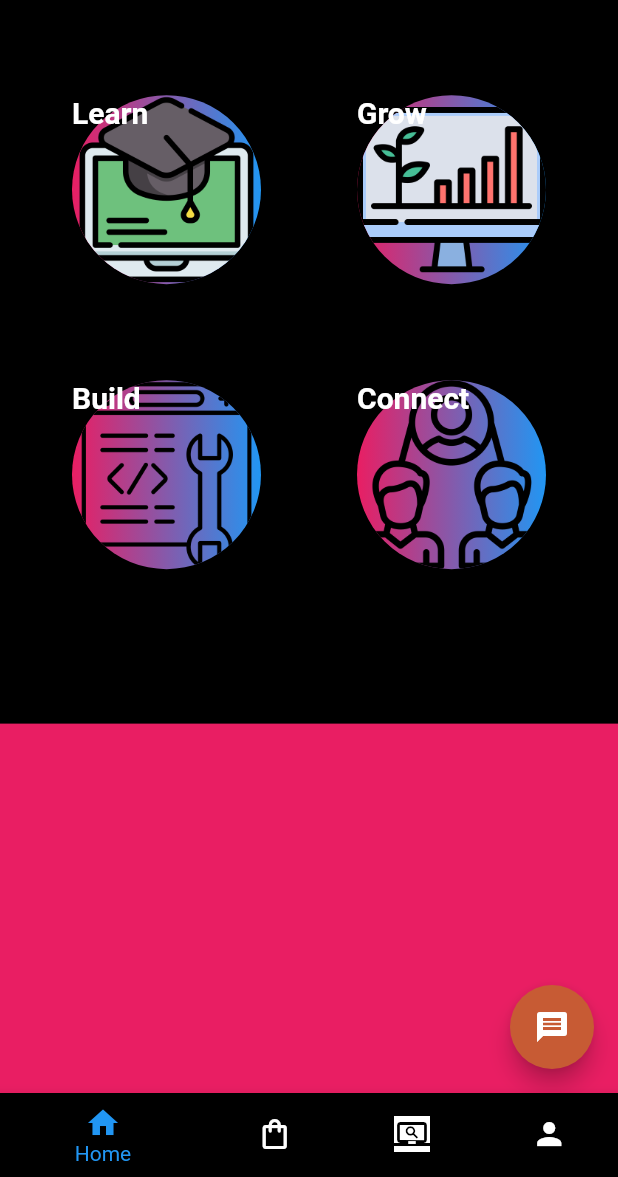
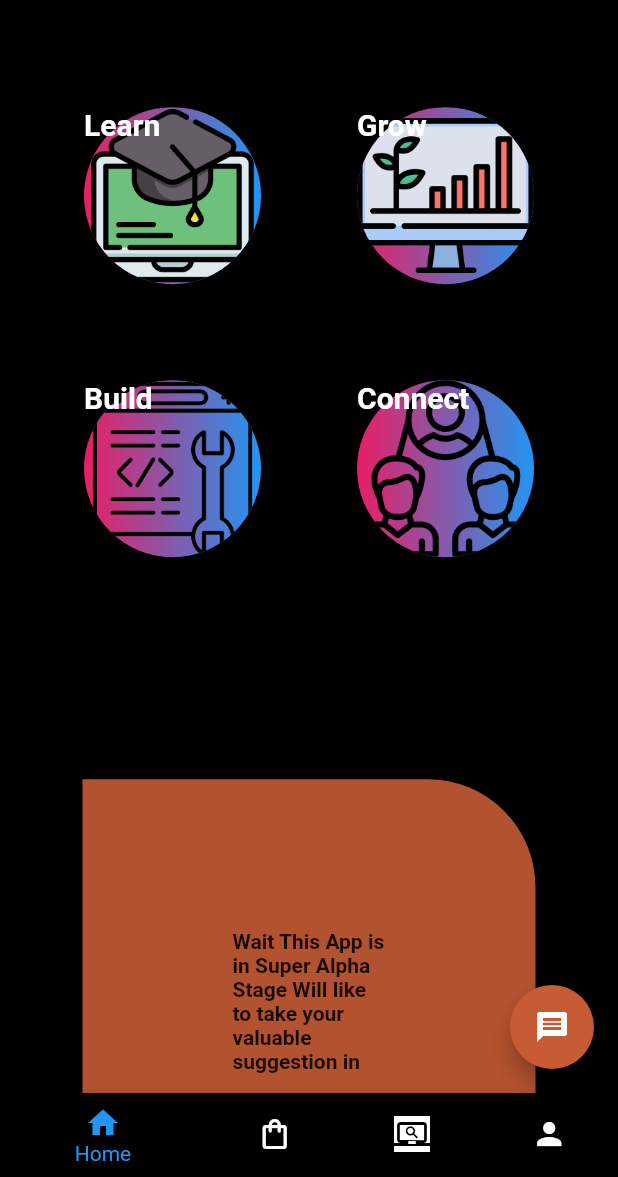
Before and after one commit to taurusaman/cc_app, a Flutter app: the navscreen screen opened by its route, scrolled down 576 dp, on a phone screen of 412 x 824 dp, the part 59-1236 px from its top. Run offline on Flutter 3.47's test engine with Material 2 defaults, Android fonts, the phone set to English and light mode, and no system bars; our stand-ins replace carousel_slider, cloud_firestore, firebase_auth, firebase_core, get; accounts and stored records are empty; network calls fail.

Commit message:
new changes ui

```diff
--- a/lib/main.dart
+++ b/lib/main.dart
@@ -1,4 +1,6 @@
-import 'package:cc_app/services/firebase_options.dart';
+import 'package:firebase_core/firebase_core.dart';
+import 'firebase_options.dart';
+
 import 'package:cc_app/screen/navscreens/navigationbarscreen.dart';
 import 'package:cc_app/screen/otherscreens/forgetpassword.dart';
 import 'package:cc_app/screen/navscreens/homescreen.dart';
@@ -6,27 +8,28 @@ import 'package:cc_app/screen/otherscreens/landingpage.dart';
 import 'package:cc_app/screen/otherscreens/loginscreen.dart';
 import 'package:cc_app/screen/otherscreens/regissterscreen.dart';
 import 'package:cc_app/screen/otherscreens/splashscreen.dart';
-import 'package:firebase_core/firebase_core.dart';
+
 import 'package:flutter/material.dart';
 
-void main()  {
+
+void main() async {
   //for firebase binding to main function of our flutter app
-  /*WidgetsFlutterBinding.ensureInitialized();
+  WidgetsFlutterBinding.ensureInitialized();
   await Firebase.initializeApp(
     options: DefaultFirebaseOptions.currentPlatform,
-  );*/
+  );
   runApp(MaterialApp(
     debugShowCheckedModeBanner: false,
     title: 'CCApp',
-    initialRoute: '/navscreen',
+    initialRoute: '/home',
     routes: {
       '/home': (context) => homescreen(),
-      /*'/login': (context) => MyLoginscreen(),*/
+      '/login': (context) => MyLoginscreen(),
       '/splash': (context) => SplashScreen(),
-      /*'/signup': (context) => SignUpScreen(),*/
+      '/signup': (context) => SignUpScreen(),
       '/forgetpassword': (context) => ForgetPasswordScreen(),
       '/landing': (context) => landingpage(),
-      /*'/register': (context) => SignUpScreen(),*/
+      '/register': (context) => SignUpScreen(),
       '/navscreen': (context) => navscreen(),
     },
   ));
--- a/lib/screen/navscreens/homescreen.dart
+++ b/lib/screen/navscreens/homescreen.dart
@@ -32,7 +32,7 @@ class _homescreenstate extends State<homescreen> {
                   padding: EdgeInsets.all(32.0),
                   child: Text(
                     '"Welcome to Coding Club Mobile Application"  In the coding world, time flies so fast that even Usain Bolt would be jealous.                             See Today is $time',
-                    style: TextStyle(fontSize: 17),
+                    style: TextStyle(fontSize: 15),
                   ),
                 ),
               ),
@@ -42,14 +42,49 @@ class _homescreenstate extends State<homescreen> {
           SizedBox(
             height: 20,
           ),
-          container3(),
-          SizedBox(height: 35,),
-          Container(
-            height: 500,
-            color: Colors.pink,
-          )
+          Padding(
+            padding: const EdgeInsets.all(8.0),
+            child: container3(),
+          ),
+          SizedBox(height: 1,),
+          Padding(
+            padding: const EdgeInsets.all(55.0),
+            child: Container(
+              decoration: BoxDecoration(
+                 color: Color.fromARGB(255, 199, 91, 52).withOpacity(0.9),
+                borderRadius: BorderRadius.only(topRight: Radius.circular(72),bottomLeft: Radius.circular(72)),
+              ),
+              height: 300,
+              child: Padding(
+                padding: const EdgeInsets.all(100.0),
+                child: Text('Wait This App is in Super Alpha Stage Will like to take your valuable suggestion in app',style: TextStyle(fontWeight: FontWeight.w600),),
+              ),
+            ),
+          ),
+          SizedBox(
+            height: 1,
+          ),
+          Padding(
+            padding: const EdgeInsets.all(16.0),
+            child: Image(image: AssetImage('assets/images/bldimg1.jpg')),
+          ),
+          SizedBox(
+            height: 20,
+          ),
+          Padding(
+            padding: const EdgeInsets.all(16.0),
+            child: Image(image: AssetImage('assets/images/bldimg2.jpg')),
+          ),
+          SizedBox(
+            height: 20,
+          ),
+          Padding(
+            padding: const EdgeInsets.all(16.0),
+            child: Image(image: AssetImage('assets/images/bldimg3.jpg')),
+          ),
         ]),
       ),
+
     ));
   }
 }
--- a/lib/screen/otherscreens/loginscreen.dart
+++ b/lib/screen/otherscreens/loginscreen.dart
@@ -1,6 +1,6 @@
 // ignore_for_file: unused_local_variable
 
-/*import 'package:cc_app/screen/navscreens/homescreen.dart';
+import 'package:cc_app/screen/navscreens/homescreen.dart';
 import 'package:cc_app/screen/navscreens/navigationbarscreen.dart';
 import 'package:cc_app/screen/otherscreens/forgetpassword.dart';
 import 'package:cc_app/screen/otherscreens/regissterscreen.dart';
@@ -110,4 +110,4 @@ class _MyLoginscreenState extends State<MyLoginscreen> {
           ])),
     ));
   }
-}*/
+}
--- a/lib/screen/otherscreens/regissterscreen.dart
+++ b/lib/screen/otherscreens/regissterscreen.dart
@@ -1,4 +1,4 @@
-/*import 'package:cc_app/services/firebase_options.dart';
+
 import 'package:cc_app/screen/navscreens/navigationbarscreen.dart';
 import 'package:cc_app/screen/otherscreens/loginscreen.dart';
 import 'package:cc_app/services/registerservices.dart';
@@ -14,6 +14,7 @@ class SignUpScreen extends StatefulWidget {
 }
 
 class _SignUpScreenState extends State<SignUpScreen> {
+
   TextEditingController userNameController = TextEditingController();
   TextEditingController userPhoneController = TextEditingController();
   TextEditingController userEmailController = TextEditingController();
@@ -36,7 +37,7 @@ class _SignUpScreenState extends State<SignUpScreen> {
                       fillColor: Colors.grey.shade100,
                       filled: true,
                       labelText: 'Name',
-                      hintText: 'Enter Name',
+                      hintText: 'Enter Name k',
                       border: OutlineInputBorder(
                           borderRadius: BorderRadius.circular(20)))),
               SizedBox(
@@ -107,4 +108,4 @@ class _SignUpScreenState extends State<SignUpScreen> {
               Text('Already have an account?Login')
             ])));
   }
-}*/
+}
```
Also changed, not shown: lib/firebase_options.dart, 5 other files.
